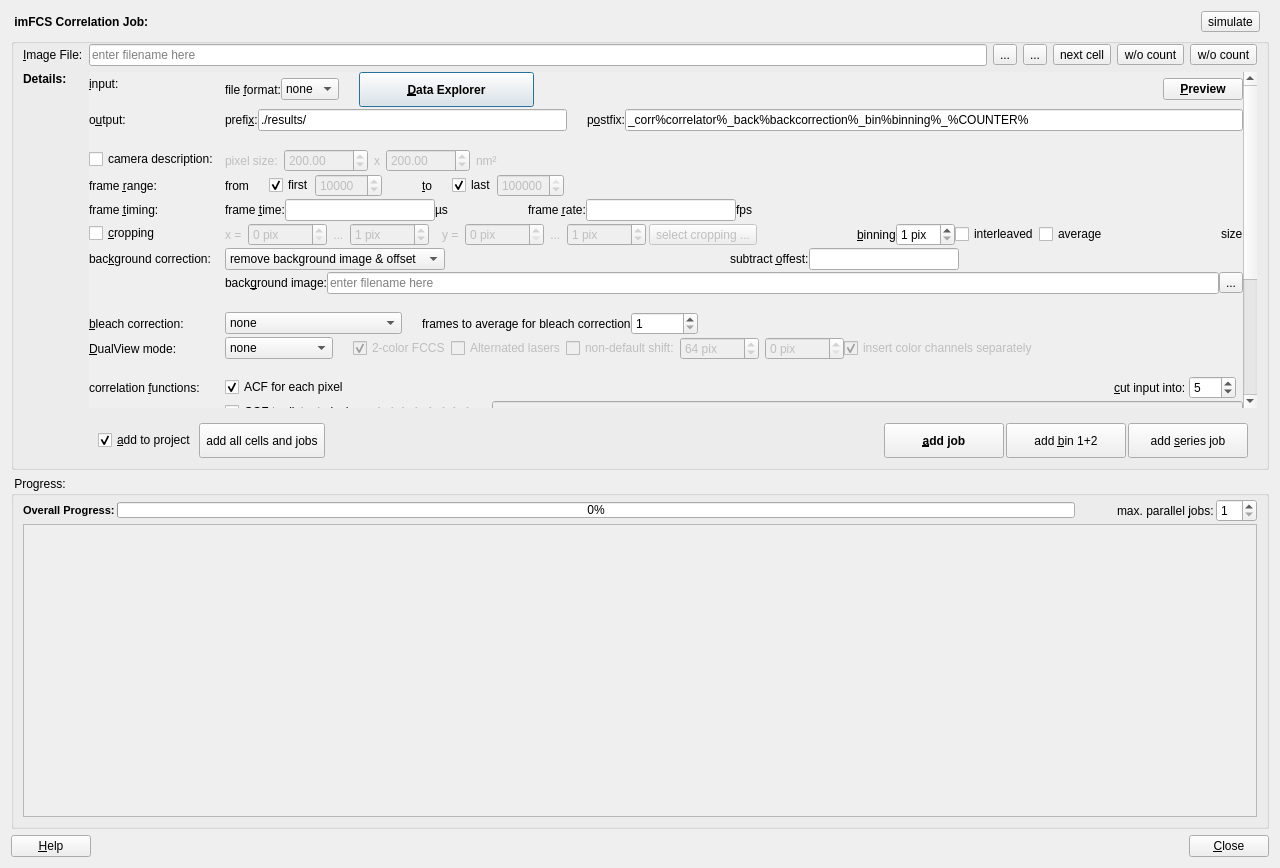
First picture: the form in plugins/imagingfcs/qfrdrimagingfcscorrelationdialog.ui, repository lukl/QuickFit3, before the edit.
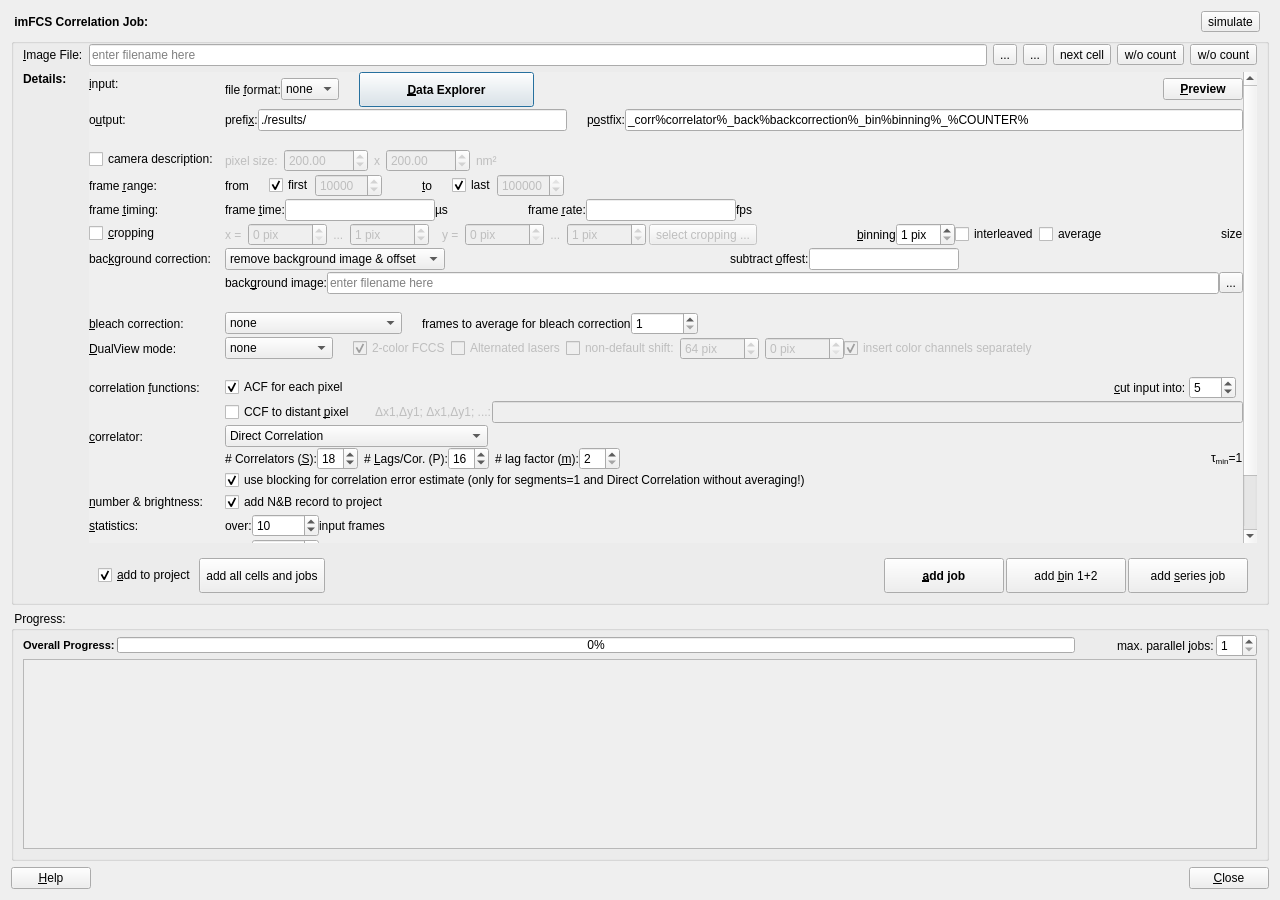
Second picture: the form after the edit. Icons and pictures are not drawn. Custom widgets are drawn as their Qt base class.

Commit message: Design optimization on imFCS Correlator

```diff
--- a/plugins/imagingfcs/qfrdrimagingfcscorrelationdialog.ui
+++ b/plugins/imagingfcs/qfrdrimagingfcscorrelationdialog.ui
@@ -10,7 +10,7 @@
     <x>0</x>
     <y>0</y>
     <width>1280</width>
-    <height>868</height>
+    <height>900</height>
    </rect>
   </property>
   <property name="windowTitle">
@@ -83,11 +83,23 @@
    <item>
     <widget class="QGroupBox" name="groupBox_3">
      <property name="sizePolicy">
-      <sizepolicy hsizetype="Preferred" vsizetype="Minimum">
+      <sizepolicy hsizetype="Preferred" vsizetype="MinimumExpanding">
        <horstretch>0</horstretch>
-       <verstretch>0</verstretch>
+       <verstretch>1</verstretch>
       </sizepolicy>
      </property>
+     <property name="minimumSize">
+      <size>
+       <width>0</width>
+       <height>500</height>
+      </size>
+     </property>
+     <property name="maximumSize">
+      <size>
+       <width>16777215</width>
+       <height>850</height>
+      </size>
+     </property>
      <property name="title">
       <string/>
      </property>
@@ -97,7 +109,7 @@
      <property name="checkable">
       <bool>false</bool>
      </property>
-     <layout class="QGridLayout" name="gridLayout_2" rowstretch="0,1,1,0,0,0">
+     <layout class="QGridLayout" name="gridLayout_2" rowstretch="0,0,0,0,0,0">
       <property name="topMargin">
        <number>0</number>
       </property>
@@ -187,11 +199,17 @@
       <item row="4" column="1">
        <widget class="QScrollArea" name="scrollAreaParams">
         <property name="sizePolicy">
-         <sizepolicy hsizetype="Expanding" vsizetype="Minimum">
+         <sizepolicy hsizetype="Expanding" vsizetype="Expanding">
           <horstretch>0</horstretch>
           <verstretch>0</verstretch>
          </sizepolicy>
         </property>
+        <property name="minimumSize">
+         <size>
+          <width>0</width>
+          <height>0</height>
+         </size>
+        </property>
         <property name="frameShape">
          <enum>QFrame::NoFrame</enum>
         </property>
@@ -2307,12 +2325,21 @@
    </item>
    <item>
     <widget class="QGroupBox" name="groupBox">
+     <property name="enabled">
+      <bool>true</bool>
+     </property>
      <property name="sizePolicy">
       <sizepolicy hsizetype="Preferred" vsizetype="MinimumExpanding">
        <horstretch>0</horstretch>
        <verstretch>0</verstretch>
       </sizepolicy>
      </property>
+     <property name="minimumSize">
+      <size>
+       <width>0</width>
+       <height>250</height>
+      </size>
+     </property>
      <property name="title">
       <string> Progress: </string>
      </property>
@@ -2408,7 +2435,7 @@
       <item>
        <widget class="QScrollArea" name="scrollArea">
         <property name="sizePolicy">
-         <sizepolicy hsizetype="Preferred" vsizetype="Expanding">
+         <sizepolicy hsizetype="Preferred" vsizetype="MinimumExpanding">
           <horstretch>0</horstretch>
           <verstretch>0</verstretch>
          </sizepolicy>
@@ -2416,7 +2443,7 @@
         <property name="minimumSize">
          <size>
           <width>0</width>
-          <height>100</height>
+          <height>60</height>
          </size>
         </property>
         <property name="horizontalScrollBarPolicy">
@@ -2434,7 +2461,7 @@
            <x>0</x>
            <y>0</y>
            <width>1234</width>
-           <height>215</height>
+           <height>188</height>
           </rect>
          </property>
          <property name="sizePolicy">
@@ -2488,6 +2515,9 @@
    </item>
    <item>
     <layout class="QHBoxLayout" name="horizontalLayout_7">
+     <property name="rightMargin">
+      <number>0</number>
+     </property>
      <item>
       <widget class="QPushButton" name="btnHelp">
        <property name="text">
```
Left out of the diff: 2 changed lines with no effect on the pictures.
